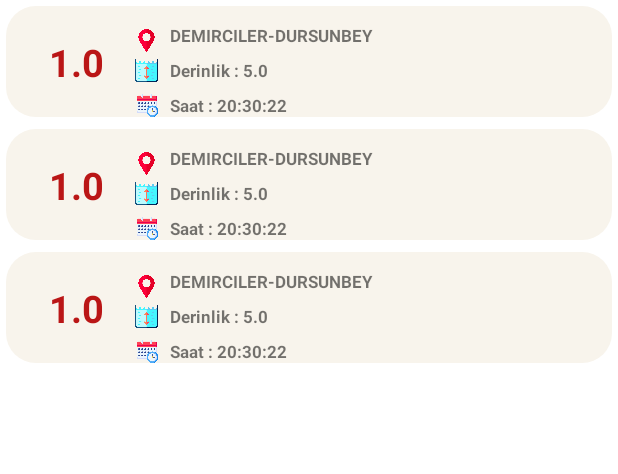
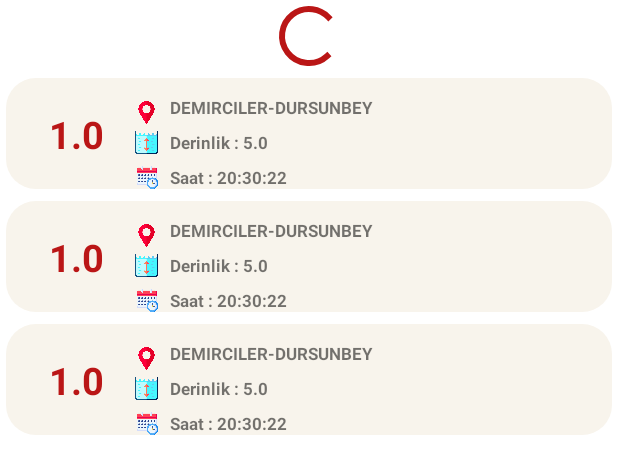
Before and after one commit to nisaefendioglu/Recent-Earthquakes, an Android app: the layout earthquake.xml on its own in the app's theme, with its tools: preview values and no code run, on a phone screen of 412 x 824 dp. Shown: the top 474 px of the screen. Run offline under Robolectric (Android 15) with nearby library versions, the phone set to English and light mode, and no system bars.

Commit message:
Edit design

```diff
--- a/app/src/main/java/com/nisaefendioglu/recentearthquakes/fragment/Maps.kt
+++ b/app/src/main/java/com/nisaefendioglu/recentearthquakes/fragment/MapsFragment.kt
@@ -3,4 +3,4 @@ package com.nisaefendioglu.recentearthquakes.fragment
 import androidx.fragment.app.Fragment
 import com.nisaefendioglu.recentearthquakes.R
 
-class Maps : Fragment(R.layout.maps)
+class MapsFragment : Fragment(R.layout.maps)
--- a/app/src/main/res/layout/activity_main.xml
+++ b/app/src/main/res/layout/activity_main.xml
@@ -23,7 +23,7 @@
         android:layout_height="50dp"
         android:layout_marginBottom="50dp"
         android:background="@color/appColor"
-        app:itemIconTint="#BA1616"
+        app:itemIconTint="@color/red"
         app:itemTextColor="@color/black"
         app:layout_constraintBottom_toBottomOf="parent"
         app:layout_constraintEnd_toEndOf="parent"
--- a/app/src/main/res/layout/earthquake.xml
+++ b/app/src/main/res/layout/earthquake.xml
@@ -3,11 +3,19 @@
     xmlns:tools="http://schemas.android.com/tools"
     android:layout_width="match_parent"
     android:layout_height="match_parent"
-    android:orientation="horizontal">
+    android:orientation="vertical">
+
+    <ProgressBar
+        android:id="@+id/loading_indicator"
+        android:layout_width="wrap_content"
+        android:layout_height="wrap_content"
+        android:layout_gravity="center"
+        android:indeterminateTint="@color/red"/>
 
     <androidx.recyclerview.widget.RecyclerView
         android:id="@+id/recyclerview"
         android:layout_width="match_parent"
         android:layout_height="match_parent"
         tools:listitem="@layout/rec_item" />
+
 </LinearLayout>
--- a/app/src/main/res/layout/info.xml
+++ b/app/src/main/res/layout/info.xml
@@ -19,7 +19,7 @@
             android:layout_height="wrap_content"
             android:layout_marginTop="16dp"
             android:text="@string/what_is_earthquake"
-            android:textColor="#C5261A"
+            android:textColor="@color/red"
             android:textSize="25sp"
             android:textStyle="bold" />
 
@@ -37,7 +37,7 @@
             android:layout_height="wrap_content"
             android:layout_marginTop="10dp"
             android:text="@string/why_earthquake_occurs"
-            android:textColor="#C5261A"
+            android:textColor="@color/red"
             android:textSize="20sp"
             android:textStyle="bold" />
 
--- a/app/src/main/res/layout/rec_item.xml
+++ b/app/src/main/res/layout/rec_item.xml
@@ -13,7 +13,7 @@
         android:layout_height="60dp"
         android:layout_marginStart="16dp"
         android:gravity="center"
-        android:textColor="#BA1616"
+        android:textColor="@color/red"
         android:textSize="25sp"
         android:textStyle="bold"
         app:layout_constraintBottom_toBottomOf="parent"
@@ -60,13 +60,6 @@
         app:layout_constraintTop_toBottomOf="@+id/tvDepth"
         tools:text="Saat : 20:30:22" />
 
-    <TextView
-        android:layout_width="56dp"
-        android:layout_height="12dp"
-        app:layout_constraintTop_toBottomOf="@+id/tvDate"
-        tools:ignore="MissingConstraints"
-        tools:layout_editor_absoluteX="167dp" />
-
     <ImageView
         android:id="@+id/imageView"
         android:layout_width="15dp"
--- a/app/src/main/res/values/colors.xml
+++ b/app/src/main/res/values/colors.xml
@@ -8,4 +8,5 @@
     <color name="black">#FF000000</color>
     <color name="white">#FFFFFFFF</color>
     <color name="appColor">#F8F4EC </color>
+    <color name="red">#BA1616</color>
 </resources>
```
Also changed, not shown: app/src/main/java/com/nisaefendioglu/recentearthquakes/fragment/EarthquakeFragment.kt (renamed from app/src/main/java/com/nisaefendioglu/recentearthquakes/fragment/Earthquake.kt, +6 -2 lines), app/src/main/java/com/nisaefendioglu/recentearthquakes/view/MainActivity.kt (+4 -5 lines).
